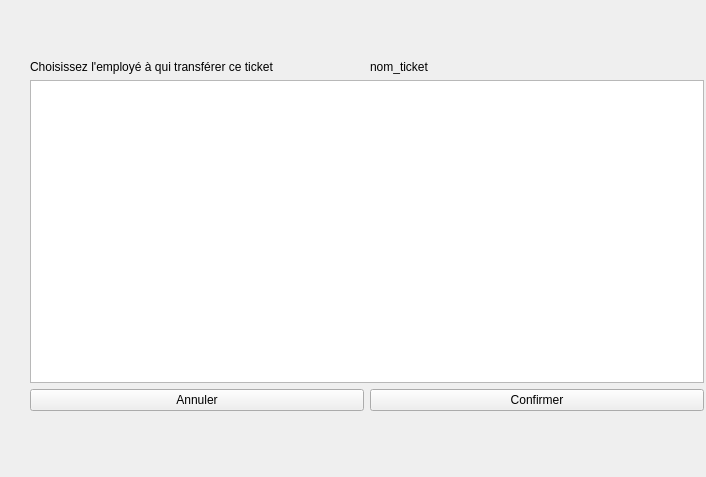
This is src/vues/VueTransferer.ui in LudovicTagnon/EasyTicket as Qt 5 draws it before an edit. The edited form follows.
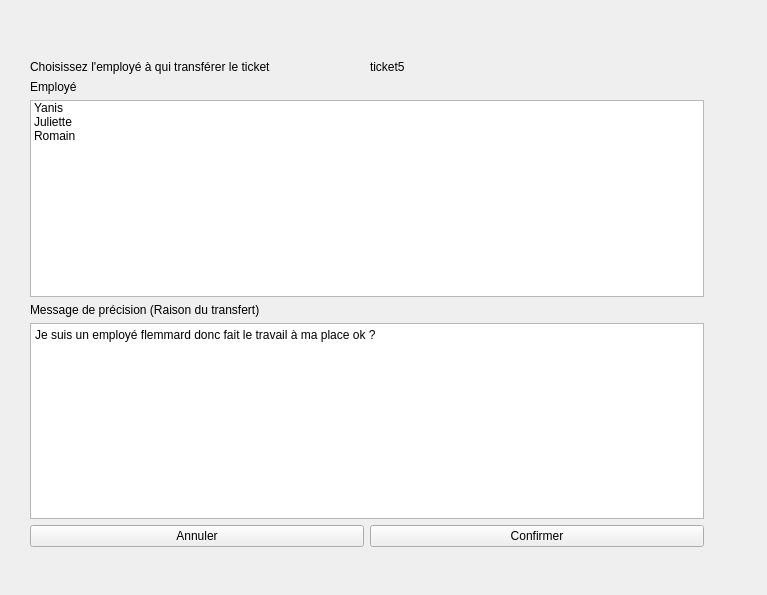
This is the edited form.

```diff
--- a/src/vues/VueTransferer.ui
+++ b/src/vues/VueTransferer.ui
@@ -6,8 +6,8 @@
    <rect>
     <x>0</x>
     <y>0</y>
-    <width>706</width>
-    <height>477</height>
+    <width>767</width>
+    <height>595</height>
    </rect>
   </property>
   <property name="windowTitle">
@@ -19,7 +19,7 @@
      <x>30</x>
      <y>60</y>
      <width>674</width>
-     <height>351</height>
+     <height>487</height>
     </rect>
    </property>
    <layout class="QVBoxLayout" name="verticalLayout">
@@ -28,21 +28,70 @@
       <item>
        <widget class="QLabel" name="labelChoix">
         <property name="text">
-         <string>Choisissez l'employé à qui transférer ce ticket </string>
+         <string>Choisissez l'employé à qui transférer le ticket </string>
         </property>
        </widget>
       </item>
       <item>
        <widget class="QLabel" name="nomTicket">
         <property name="text">
-         <string>nom_ticket</string>
+         <string>ticket5</string>
         </property>
        </widget>
       </item>
      </layout>
     </item>
     <item>
-     <widget class="QListWidget" name="listWidget"/>
+     <layout class="QVBoxLayout" name="verticalLayoutEmployes">
+      <item>
+       <widget class="QLabel" name="EmployeLabel">
+        <property name="text">
+         <string>Employé</string>
+        </property>
+       </widget>
+      </item>
+      <item>
+       <widget class="QListWidget" name="listWidgetEmployes">
+        <item>
+         <property name="text">
+          <string>Yanis</string>
+         </property>
+        </item>
+        <item>
+         <property name="text">
+          <string>Juliette</string>
+         </property>
+        </item>
+        <item>
+         <property name="text">
+          <string>Romain</string>
+         </property>
+        </item>
+       </widget>
+      </item>
+      <item>
+       <widget class="QLabel" name="MessageLabel">
+        <property name="text">
+         <string>Message de précision (Raison du transfert)</string>
+        </property>
+       </widget>
+      </item>
+      <item>
+       <widget class="QTextEdit" name="textEditMessage">
+        <property name="html">
+         <string>&lt;!DOCTYPE HTML PUBLIC &quot;-//W3C//DTD HTML 4.0//EN&quot; &quot;http://www.w3.org/TR/REC-html40/strict.dtd&quot;&gt;
+&lt;html&gt;&lt;head&gt;&lt;meta name=&quot;qrichtext&quot; content=&quot;1&quot; /&gt;&lt;meta charset=&quot;utf-8&quot; /&gt;&lt;style type=&quot;text/css&quot;&gt;
+p, li { white-space: pre-wrap; }
+hr { height: 1px; border-width: 0; }
+li.unchecked::marker { content: &quot;\2610&quot;; }
+li.checked::marker { content: &quot;\2612&quot;; }
+&lt;/style&gt;&lt;/head&gt;&lt;body style=&quot; font-family:'Sans Serif'; font-size:9pt; font-weight:400; font-style:normal;&quot;&gt;
+&lt;p style=&quot; margin-top:0px; margin-bottom:0px; margin-left:0px; margin-right:0px; -qt-block-indent:0; text-indent:0px;&quot;&gt;Je suis un employé flemmard donc fait le travail à ma place ok ?&lt;/p&gt;
+&lt;p style=&quot;-qt-paragraph-type:empty; margin-top:0px; margin-bottom:0px; margin-left:0px; margin-right:0px; -qt-block-indent:0; text-indent:0px;&quot;&gt;&lt;br /&gt;&lt;/p&gt;&lt;/body&gt;&lt;/html&gt;</string>
+        </property>
+       </widget>
+      </item>
+     </layout>
     </item>
     <item>
      <layout class="QGridLayout" name="gridLayout">
```
Left out of the diff: 14 changed lines with no effect on the pictures.
